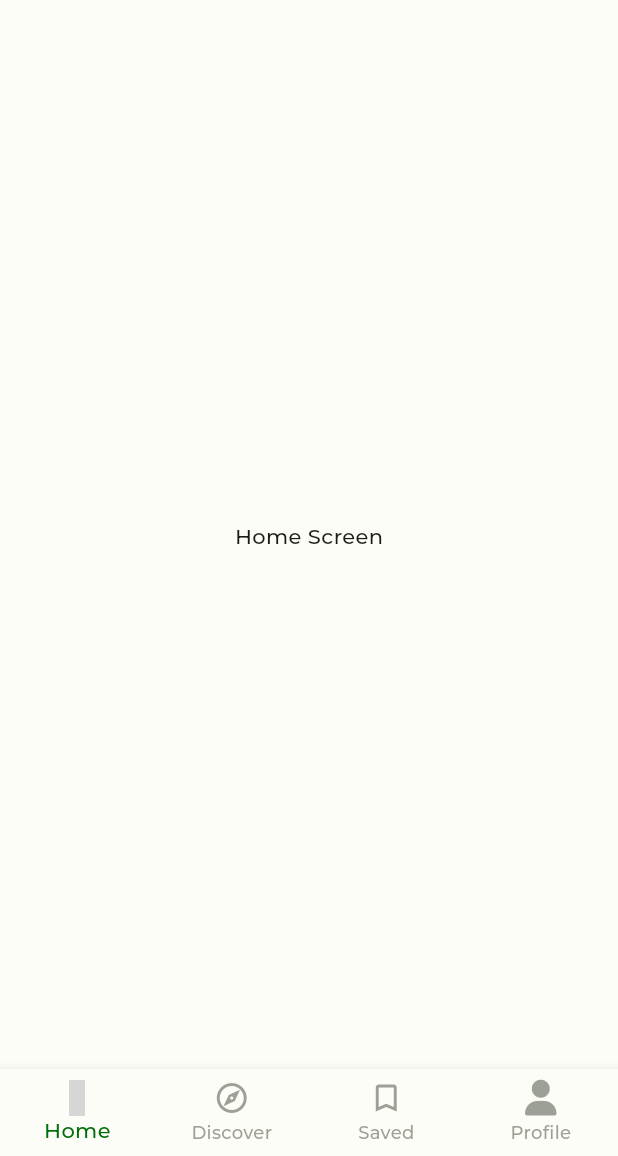
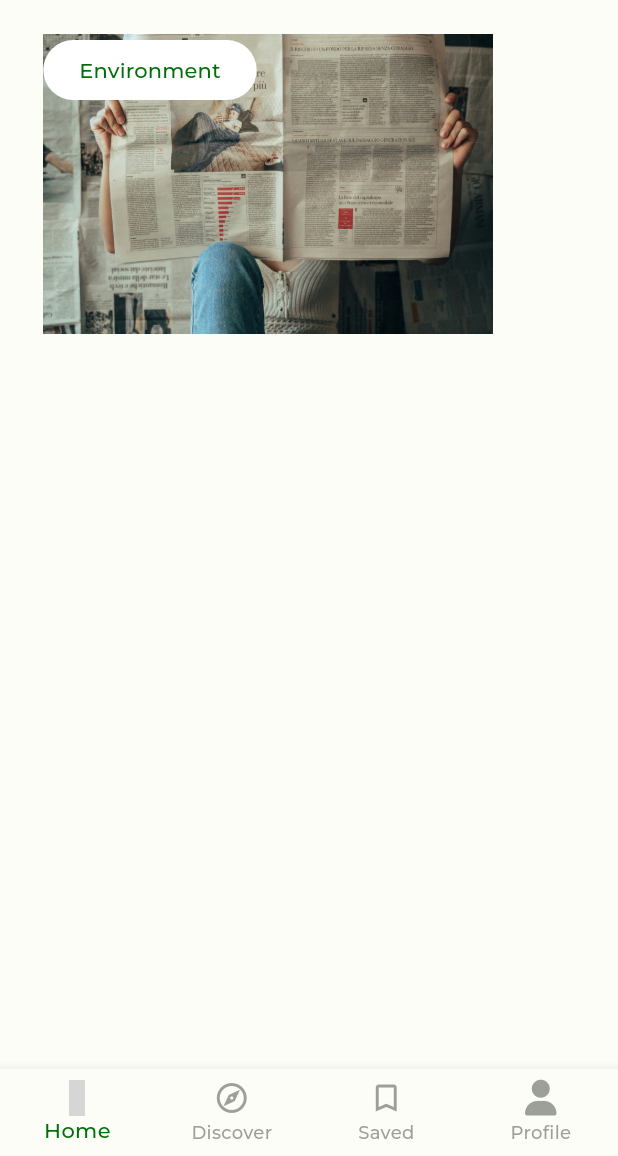
Before and after one commit to juliusfaj/News-App, a Flutter app: the screen it shows after launch, after a tap on "Sign up with Google", on a phone screen of 412 x 824 dp, the part 80-1236 px from its top. Run offline on Flutter 3.47's test engine with Material 3 defaults, Android fonts, the phone set to English and light mode, and no system bars; our stand-ins replace get, icons_plus; project files that could hold a hidden picture were left out; grey boxes are pictures that could not be loaded.

Commit message:
code update

```diff
--- a/lib/screens/HomeScreen.dart
+++ b/lib/screens/HomeScreen.dart
@@ -6,9 +6,46 @@ class HomeScreen extends StatelessWidget {
   @override
   Widget build(BuildContext context) {
     return Scaffold(
-      body: Center(
-        child: Text('Home Screen'),
-      ),
+      body: Column(
+        children: [
+           const SizedBox(height: 20,),
+
+          Expanded(
+            child: PageView(
+                  scrollDirection: Axis.horizontal,
+                  controller: PageController(viewportFraction: .86),
+                  children: [
+                  Stack(
+                   children: [
+                     Container(
+                       height: 200,
+                       width: 300,
+                       decoration: const BoxDecoration(
+                         image: DecorationImage(
+                           image: AssetImage('assets/newsImg.jpg'),
+                           fit: BoxFit.cover,
+                         ),
+                       ),
+                     ),
+
+                     FilledButton(
+                         onPressed: (){},
+                       style: ElevatedButton.styleFrom(
+                            backgroundColor: Theme.of(context).colorScheme.onPrimary,
+                            foregroundColor: Theme.of(context).colorScheme.primary,
+                         maximumSize: const Size(150, 50),
+                         ),
+                         child: const Text('Environment'),
+                     ),
+                   ],
+                  ),
+
+                  ],
+                ),
+          ),
+        ],
+      )
+
     );
   }
 }
```
Also changed, not shown: assets/business_news.jpg (added), assets/mountain.jpg (added), 1 other file.
